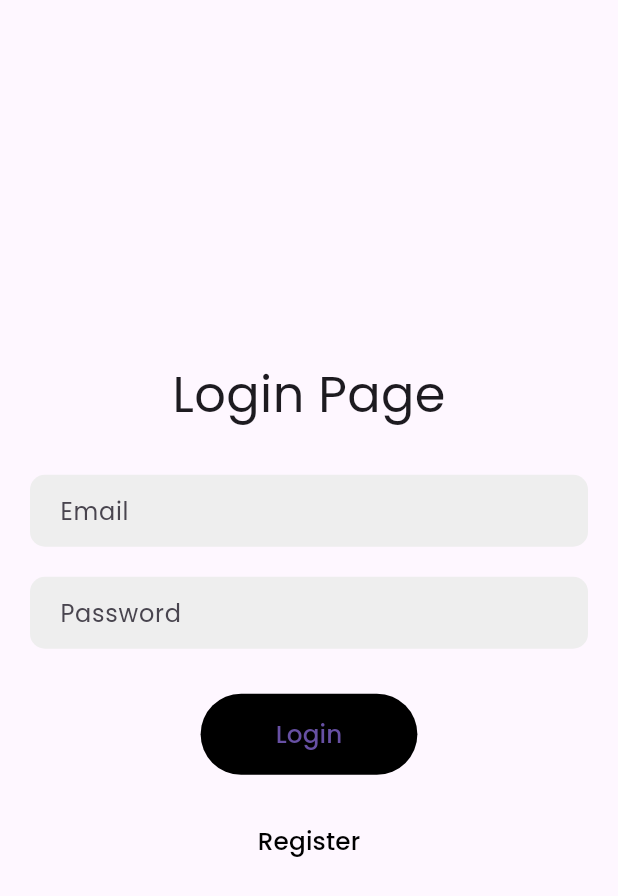
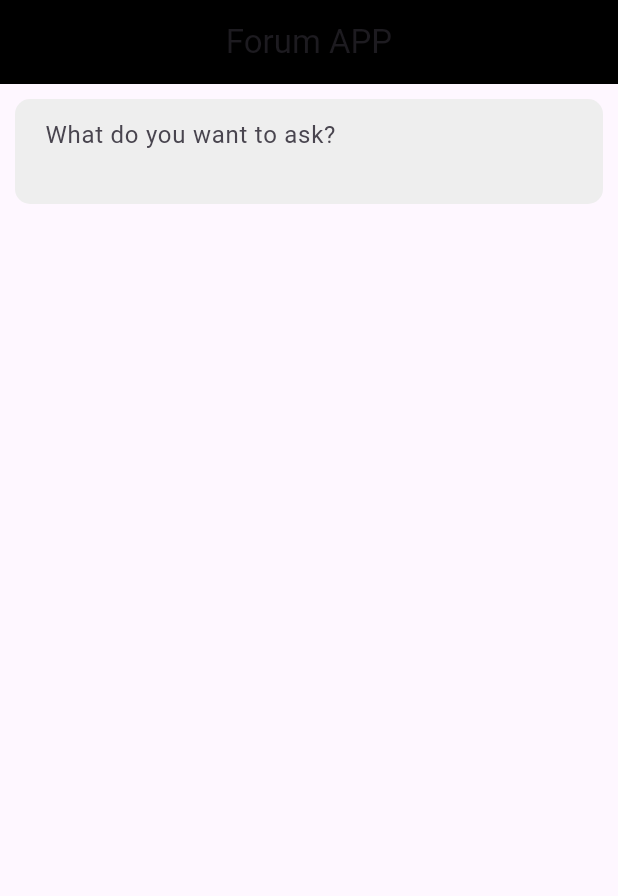
Before and after one commit to Luissf1/ForumAPP, a Flutter app: the screen it shows after launch, on a phone screen of 412 x 824 dp. Shown: the top 896 px of the screen. Run offline on Flutter 3.47's test engine with Material 3 defaults, Android fonts, the phone set to English and light mode, and no system bars; our stand-ins replace get, google_fonts.

Commit message:
home page
Update

```diff
--- a/forumapp/lib/constants/constants.dart
+++ b/forumapp/lib/constants/constants.dart
@@ -1 +1 @@
-String url = 'http://172.16.6.183:80/api/';
+String url = 'http://172.16.0.121:80/api/';
--- a/forumapp/lib/main.dart
+++ b/forumapp/lib/main.dart
@@ -1,4 +1,5 @@
 import 'package:flutter/material.dart';
+import 'package:forumapp/views/home.dart';
 import 'package:forumapp/views/login_page.dart';
 import 'package:get/get.dart';
 
@@ -15,7 +16,7 @@ class MyApp extends StatelessWidget {
     return const GetMaterialApp(
       debugShowCheckedModeBanner: false,
       title: 'Forum app',
-      home: LoginPage(),
+      home: HomePage(),
     );
   }
 }
--- /dev/null
+++ b/forumapp/lib/views/home.dart
@@ -0,0 +1,44 @@
+import 'package:flutter/material.dart';
+
+class HomePage extends StatefulWidget {
+  const HomePage({super.key});
+
+  @override
+  State<HomePage> createState() => _HomePageState();
+}
+
+class _HomePageState extends State<HomePage> {
+  @override
+  Widget build(BuildContext context) {
+    return Scaffold(
+        appBar: AppBar(
+          title: const Text('Forum APP'),
+          backgroundColor: Colors.black,
+          elevation: 0,
+          centerTitle: true,
+        ),
+        body: Column(
+          children: [
+            Padding(
+              padding:
+                  const EdgeInsets.symmetric(horizontal: 10.0, vertical: 10.0),
+              child: Container(
+                width: double.infinity,
+                height: 70,
+                decoration: BoxDecoration(
+                  color: Colors.grey[200],
+                  borderRadius: BorderRadius.circular(10),
+                ),
+                child: const TextField(
+                    decoration: InputDecoration(
+                  border: InputBorder.none,
+                  hintText: "What do you want to ask?",
+                  contentPadding:
+                      EdgeInsets.symmetric(horizontal: 20.0, vertical: 10),
+                )),
+              ),
+            ),
+          ],
+        ));
+  }
+}
```
Also changed, not shown: 1 other file.
